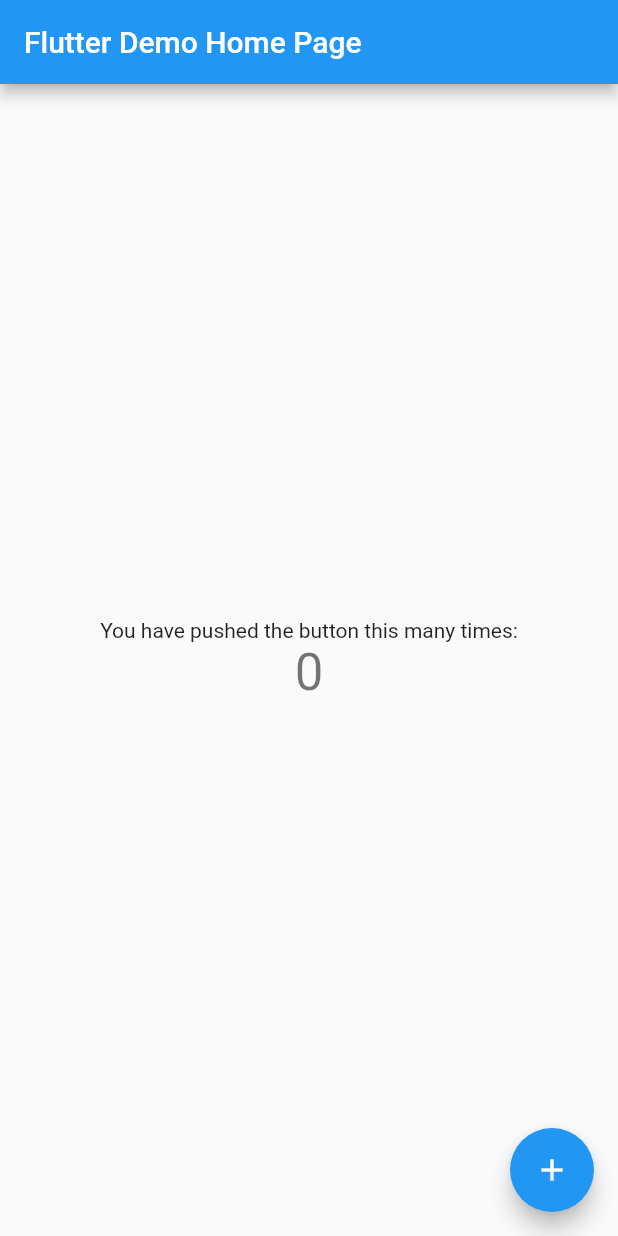
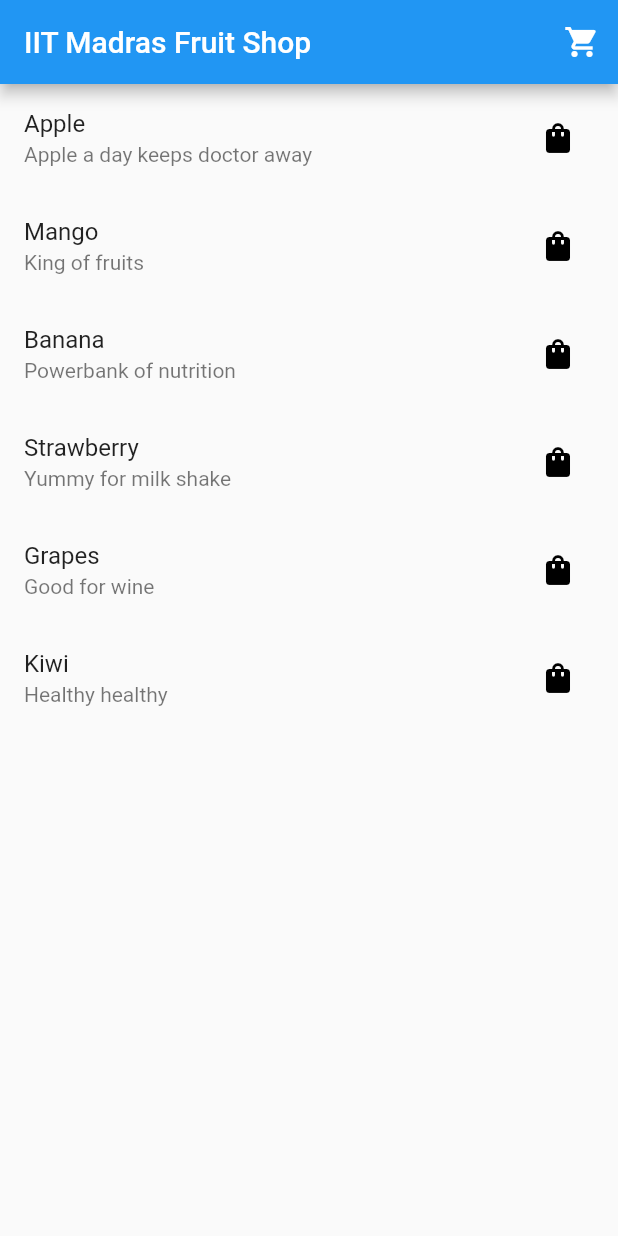
Before and after one commit to akshaykumaru18/State-Management-with-Provider-Flutter, a Flutter app: the screen it shows after launch, on a phone screen of 412 x 824 dp. Run offline on Flutter 3.47's test engine with Material 2 defaults, Android fonts, the phone set to English and light mode, and no system bars.

Commit message:
Coding Commits of provider toy apps

```diff
--- /dev/null
+++ b/lib/Screens/FruitsListPage.dart
@@ -0,0 +1,38 @@
+import 'package:flutter/material.dart';
+import 'package:provider/provider.dart';
+import 'package:state_management_provider/Screens/BasketPage.dart';
+import 'package:state_management_provider/provider/FruitsProvider.dart';
+
+class FruitsListPage extends StatelessWidget {
+  const FruitsListPage({Key key}) : super(key: key);
+
+  @override
+  Widget build(BuildContext context) {
+    final fruitProvider = Provider.of<FruitProvider>(context);
+    return Scaffold(
+      appBar: AppBar(
+        title: Text('IIT Madras Fruit Shop'),
+        actions: [
+          IconButton(icon: Icon(Icons.shopping_cart), onPressed: (){
+            Navigator.push(context,MaterialPageRoute(builder: (_)=> BasketPage()));
+          })
+        ],
+      ),
+      body: ListView(
+        children: fruitProvider.fruits.map((e) {
+          return ListTile(
+            title: Text('${e.fName}'),
+            subtitle: Text('${e.fDesc}'),
+            trailing: IconButton(
+                icon: e.addToCart == false
+                    ? Icon(Icons.shopping_bag,color: Colors.black,)
+                    : Icon(Icons.delete,color: Colors.red),
+                onPressed: () {
+                  fruitProvider.cartOperation(e);
+                }),
+          );
+        }).toList(),
+      ),
+    );
+  }
+}
--- a/lib/main.dart
+++ b/lib/main.dart
@@ -1,4 +1,10 @@
 import 'package:flutter/material.dart';
+import 'package:provider/provider.dart';
+import 'package:state_management_provider/DecrementPage.dart';
+import 'package:state_management_provider/MultiplePage.dart';
+import 'package:state_management_provider/Screens/FruitsListPage.dart';
+import 'package:state_management_provider/provider/CounterModel.dart';
+import 'package:state_management_provider/provider/FruitsProvider.dart';
 
 void main() {
   runApp(MyApp());
@@ -8,106 +14,84 @@
   // This widget is the root of your application.
   @override
   Widget build(BuildContext context) {
-    return MaterialApp(
+    return MultiProvider(
+      providers: [
+        ChangeNotifierProvider(
+          create: (_)=> FruitProvider(),
+        ),
+        ChangeNotifierProvider(
+          create: (_)=> CounterModel(),
+        )
+      ],
+      child:  MaterialApp(
       title: 'Flutter Demo',
       theme: ThemeData(
-        // This is the theme of your application.
-        //
-        // Try running your application with "flutter run". You'll see the
-        // application has a blue toolbar. Then, without quitting the app, try
-        // changing the primarySwatch below to Colors.green and then invoke
-        // "hot reload" (press "r" in the console where you ran "flutter run",
-        // or simply save your changes to "hot reload" in a Flutter IDE).
-        // Notice that the counter didn't reset back to zero; the application
-        // is not restarted.
+
         primarySwatch: Colors.blue,
       ),
-      home: MyHomePage(title: 'Flutter Demo Home Page'),
+      home: FruitsListPage(),
+    ),
+    );
+    return ChangeNotifierProvider(
+      create: (_)=> CounterModel(),
+      child: MaterialApp(
+      title: 'Flutter Demo',
+      theme: ThemeData(
+
+        primarySwatch: Colors.blue,
+      ),
+      home: FruitsListPage(),
+    ),
     );
   }
 }
 
-class MyHomePage extends StatefulWidget {
-  MyHomePage({Key key, this.title}) : super(key: key);
 
-  // This widget is the home page of your application. It is stateful, meaning
-  // that it has a State object (defined below) that contains fields that affect
-  // how it looks.
 
-  // This class is the configuration for the state. It holds the values (in this
-  // case the title) provided by the parent (in this case the App widget) and
-  // used by the build method of the State. Fields in a Widget subclass are
-  // always marked "final".
 
-  final String title;
+ class IncrementPage extends StatelessWidget {
+   const IncrementPage({ Key key }) : super(key: key);
 
-  @override
-  _MyHomePageState createState() => _MyHomePageState();
-}
+   @override
+   Widget build(BuildContext context) {
+    return Consumer<CounterModel>(
+      builder: (context,counterModel,child){
+        return Scaffold(
+      appBar: AppBar(
 
-class _MyHomePageState extends State<MyHomePage> {
-  int _counter = 0;
-
-  void _incrementCounter() {
-    setState(() {
-      // This call to setState tells the Flutter framework that something has
-      // changed in this State, which causes it to rerun the build method below
-      // so that the display can reflect the updated values. If we changed
-      // _counter without calling setState(), then the build method would not be
-      // called again, and so nothing would appear to happen.
-      _counter++;
-    });
-  }
-
-  @override
-  Widget build(BuildContext context) {
-    // This method is rerun every time setState is called, for instance as done
-    // by the _incrementCounter method above.
-    //
-    // The Flutter framework has been optimized to make rerunning build methods
-    // fast, so that you can just rebuild anything that needs updating rather
-    // than having to individually change instances of widgets.
-    return Scaffold(
-      appBar: AppBar(
-        // Here we take the value from the MyHomePage object that was created by
-        // the App.build method, and use it to set our appbar title.
-        title: Text(widget.title),
+        title: Text('Increment Page'),
       ),
       body: Center(
-        // Center is a layout widget. It takes a single child and positions it
-        // in the middle of the parent.
+
         child: Column(
-          // Column is also a layout widget. It takes a list of children and
-          // arranges them vertically. By default, it sizes itself to fit its
-          // children horizontally, and tries to be as tall as its parent.
-          //
-          // Invoke "debug painting" (press "p" in the console, choose the
-          // "Toggle Debug Paint" action from the Flutter Inspector in Android
-          // Studio, or the "Toggle Debug Paint" command in Visual Studio Code)
-          // to see the wireframe for each widget.
-          //
-          // Column has various properties to control how it sizes itself and
-          // how it positions its children. Here we use mainAxisAlignment to
-          // center the children vertically; the main axis here is the vertical
-          // axis because Columns are vertical (the cross axis would be
-          // horizontal).
+
           mainAxisAlignment: MainAxisAlignment.center,
           children: <Widget>[
             Text(
               'You have pushed the button this many times:',
             ),
             Text(
-              '$_counter',
+              '${counterModel.counter}',
               style: Theme.of(context).textTheme.headline4,
             ),
+            ElevatedButton(onPressed: (){
+              Navigator.push(context,MaterialPageRoute(builder: (_)=> DecrementPage()));
+            }, child: Text('Decrement Counter Page')),
+
+            ElevatedButton(onPressed: (){
+              Navigator.push(context,MaterialPageRoute(builder: (_)=> MultiplyPage()));
+            }, child: Text('Multiply Counter Page'))
           ],
         ),
       ),
       floatingActionButton: FloatingActionButton(
-        onPressed: _incrementCounter,
+        onPressed: ()=> counterModel.setCounter = counterModel.counter + 100,
         tooltip: 'Increment',
         child: Icon(Icons.add),
       ), // This trailing comma makes auto-formatting nicer for build methods.
     );
-  }
-}
+      },
+    );
+
+   }
+ }
--- /dev/null
+++ b/lib/provider/CounterModel.dart
@@ -0,0 +1,8 @@
+import 'package:flutter/material.dart';
+class CounterModel extends ChangeNotifier{
+  int counter = 0;
+  set setCounter(int newVal){
+    counter = newVal;
+    notifyListeners();
+  }
+}
--- /dev/null
+++ b/lib/provider/FruitsProvider.dart
@@ -0,0 +1,32 @@
+import 'package:flutter/material.dart';
+import 'package:provider/provider.dart';
+
+class FruitProvider extends ChangeNotifier {
+  List<Fruit> fruits =  [
+    new Fruit('Apple','Apple a day keeps doctor away'),
+    new Fruit('Mango','King of fruits'),
+    new Fruit('Banana','Powerbank of nutrition'),
+    new Fruit('Strawberry','Yummy for milk shake'),
+    new Fruit('Grapes','Good for wine'),
+    new Fruit('Kiwi','Healthy healthy'),
+
+  ];
+
+
+  void cartOperation(Fruit f){
+    fruits.forEach((element) {
+      if(element.fName == f.fName){
+        element.addToCart = !element.addToCart;
+        notifyListeners();
+      }
+    });
+  }
+
+}
+
+class Fruit{
+  final String fName;
+  final String fDesc;
+  bool addToCart;
+  Fruit(this.fName,this.fDesc,{this.addToCart = false});
+}
--- a/pubspec.yaml
+++ b/pubspec.yaml
@@ -23,6 +23,7 @@
 dependencies:
   flutter:
     sdk: flutter
+  provider: ^6.0.1
 
 
   # The following adds the Cupertino Icons font to your application.
```
Also changed, not shown: lib/DecrementPage.dart (added, +43 -0 lines), lib/MultiplePage.dart (added, +43 -0 lines), lib/Screens/BasketPage.dart (added, +33 -0 lines), pubspec.lock.
